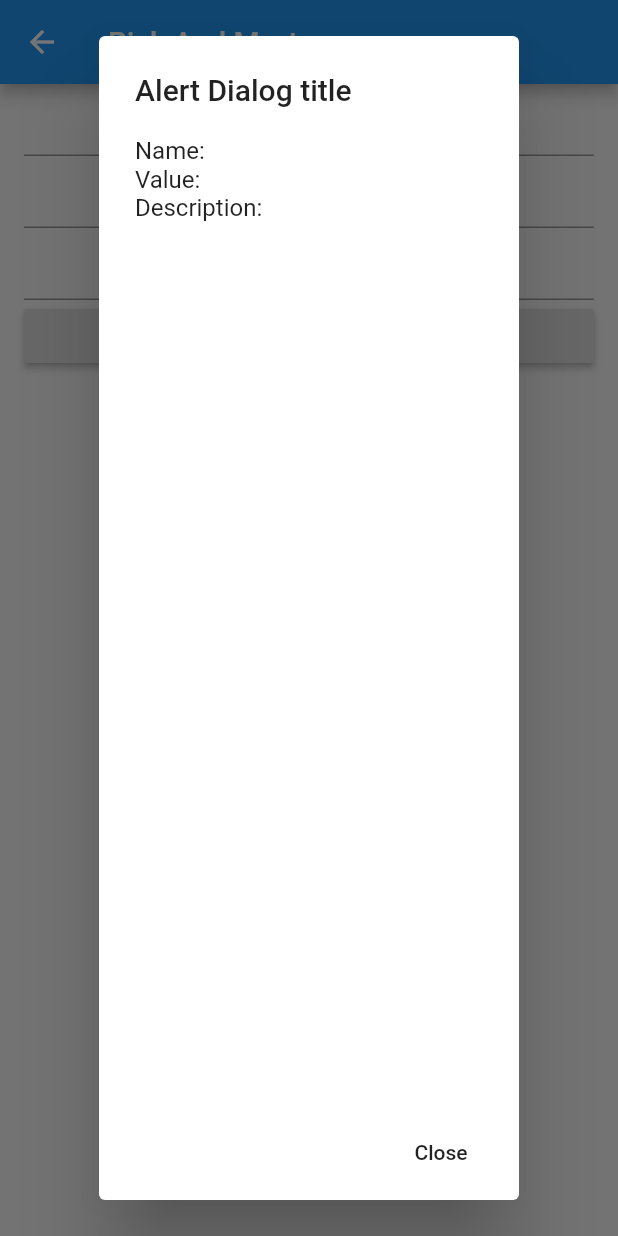
After one commit to vitormeds/foodmaniac, a Flutter app: the ListProductsWidget screen opened directly, after a tap on "Salvar", on a phone screen of 412 x 824 dp. The commit adds this screen. Run offline on Flutter 3.47's test engine with Material 2 defaults, Android fonts, the phone set to English and light mode, and no system bars.

Commit message:
listProduct

```diff
--- /dev/null
+++ b/lib/Home/listProducts.dart
@@ -0,0 +1,81 @@
+import 'package:flutter/material.dart';
+
+class ListProductsWidget extends StatefulWidget {
+  @override
+  _ListProductsWidgetState createState() => _ListProductsWidgetState();
+}
+
+class _ListProductsWidgetState extends State<ListProductsWidget> {
+
+  final nameController = TextEditingController();
+  final valueController = TextEditingController();
+  final descriptionController = TextEditingController();
+
+  @override
+  void initState() {
+    // TODO: implement initState
+    super.initState();
+  }
+
+  @override
+  void dispose() {
+    // TODO: implement dispose
+    super.dispose();
+  }
+
+  @override
+  Widget build(BuildContext context) {
+    return Scaffold(
+      appBar: AppBar(title: Text("Rick And Morty"),),
+
+      body: ListView(children: <Widget>[
+        TextField(
+          controller: nameController,
+        ),
+        TextField(
+          controller: valueController,
+        ),
+        TextField(
+          controller: descriptionController,
+        ),
+        RaisedButton(
+          onPressed: () {
+                _showDialog();
+          },
+          child: Text(
+            'Salvar',
+            style: TextStyle(fontSize: 20)
+          ),
+        )
+      ],padding: EdgeInsets.fromLTRB(16, 0, 16, 0),),
+    );
+  }
+
+   void _showDialog() {
+    // flutter defined function
+    showDialog(
+      context: context,
+      builder: (BuildContext context) {
+        // return object of type Dialog
+        return AlertDialog(
+          title: Text("Alert Dialog title"),
+          content:  Container(child: ListView(children: <Widget>[
+            Text("Name: " + nameController.text),
+            Text("Value: " + valueController.text),
+            Text("Description: " + descriptionController.text),
+          ])),
+          actions: <Widget>[
+            // usually buttons at the bottom of the dialog
+           FlatButton(
+              child: Text("Close"),
+              onPressed: () {
+                Navigator.of(context).pop();
+              },
+            ),
+          ],
+        );
+      },
+    );
+  }
+
+}
--- a/lib/homeWidget.dart
+++ b/lib/addProductWidget.dart
@@ -26,7 +26,7 @@ class _AddProductWidgetState extends State<AddProductWidget> {
   @override
   Widget build(BuildContext context) {
     return Scaffold(
-      appBar: AppBar(title: Text("Rick And Morty"),),
+      appBar: AppBar(title: Text("Food Maniac"),),
 
       body: ListView(children: <Widget>[
         TextField(
--- a/lib/main.dart
+++ b/lib/main.dart
@@ -1,5 +1,5 @@
 import 'package:flutter/material.dart';
-import 'package:foodmaniac/homeWidget.dart';
+import 'package:foodmaniac/addProductWidget.dart';
 
 void main() => runApp(MyApp());
 
@@ -9,7 +9,7 @@ class MyApp extends StatelessWidget {
   @override
   Widget build(BuildContext context) {
     return MaterialApp(
-      title: "Rick And Morty",
+      title: "Food Maniac",
       theme: ThemeData(
         primarySwatch: Colors.blue,
       ),
```
